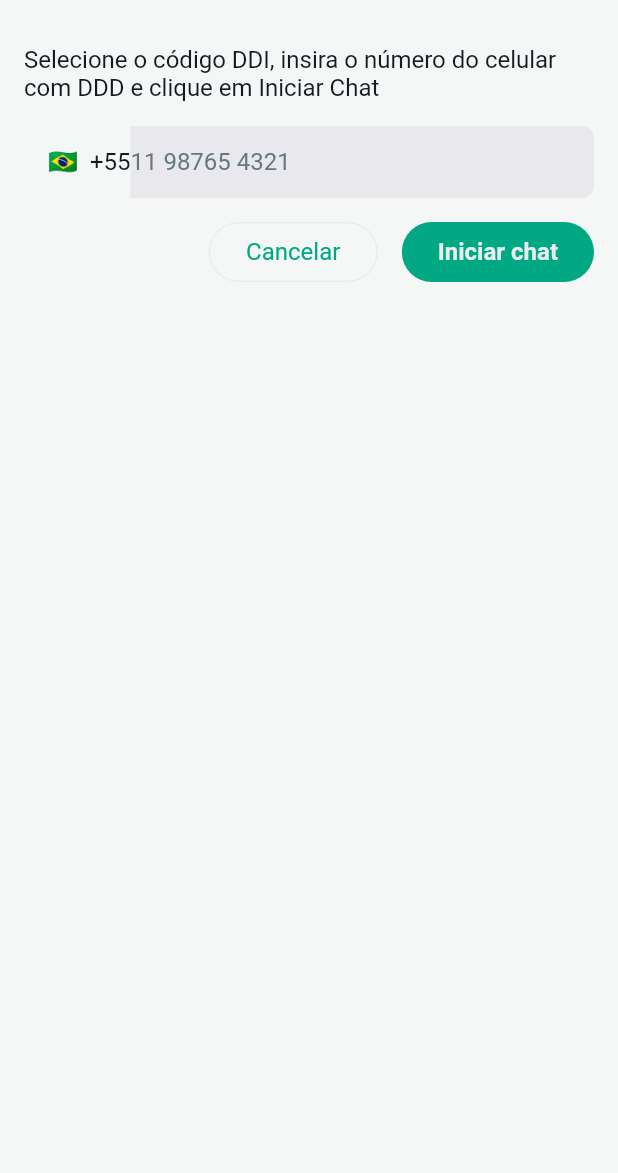
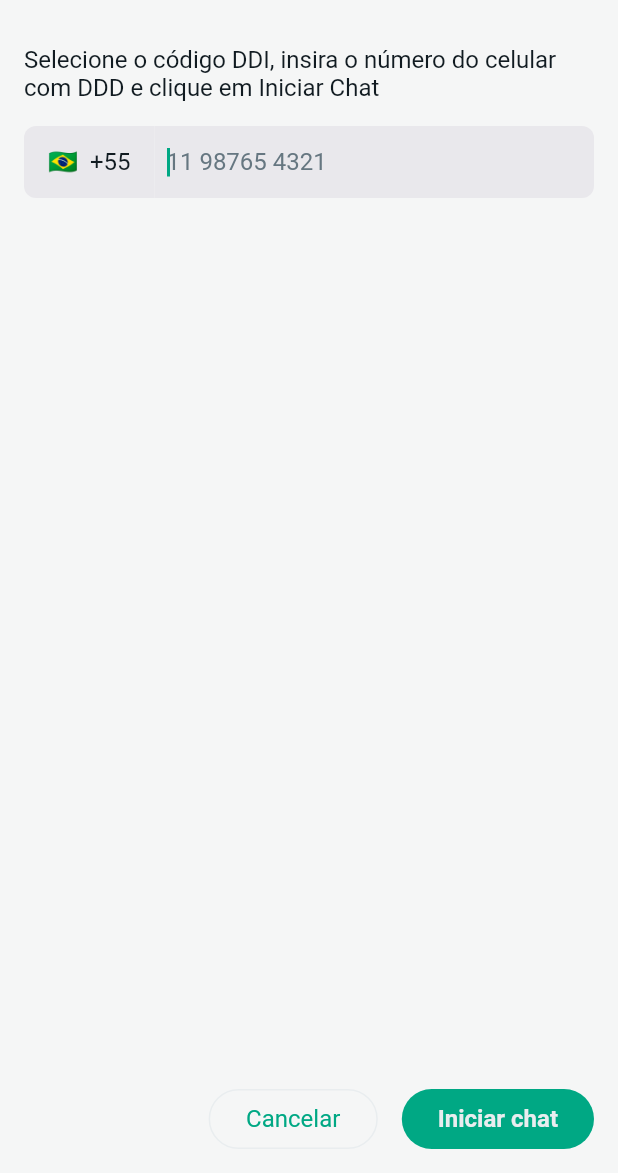
Before and after one commit to csbs1985/direct_app, a Flutter app: the screen it shows after launch, on a phone screen of 412 x 824 dp, the part 63-1236 px from its top. Run offline on Flutter 3.47's test engine with Material 2 defaults, Android fonts, the phone set to English and light mode, and no system bars; our stand-ins replace go_router, modal_bottom_sheet; missing offline and left inert: m_toast.

```diff
--- a/lib/appbar/inicio_appbar.dart
+++ b/lib/appbar/inicio_appbar.dart
@@ -1,6 +1,8 @@
 import 'package:direct_app/button/icone_button.dart';
+import 'package:direct_app/class/routes_class.dart';
 import 'package:direct_app/config/constant_config.dart';
 import 'package:flutter/material.dart';
+import 'package:go_router/go_router.dart';
 
 class InicioAppbar extends StatefulWidget implements PreferredSizeWidget {
   const InicioAppbar({super.key});
@@ -34,7 +36,7 @@ class _InicioAppbarState extends State<InicioAppbar> {
           icone: Icons.history,
         ),
         IconeButton(
-          callback: () => {},
+          callback: () => context.push(RoutesEnum.DOAR.value),
           icone: Icons.favorite_border,
         ),
       ],
--- a/lib/button/bandeira_button.dart
+++ b/lib/button/bandeira_button.dart
@@ -2,6 +2,7 @@ import 'package:direct_app/config/value_notifier_config.dart';
 import 'package:direct_app/modal/ddi_modal.dart';
 import 'package:direct_app/model/ddi_model.dart';
 import 'package:direct_app/text/texto_text.dart';
+import 'package:direct_app/theme/ui_borda.dart';
 import 'package:direct_app/theme/ui_cor.dart';
 import 'package:direct_app/theme/ui_tamanho.dart';
 import 'package:flutter/material.dart';
@@ -36,10 +37,13 @@ class _BandeiraButtonState extends State<BandeiraButton> {
       onTap: () => _abrirModal(context),
       child: Container(
         height: UiTamanho.input,
-        padding: const EdgeInsets.fromLTRB(16, 0, 0, 0),
-        color: isPressed
-            ? Theme.of(context).colorScheme.secondary
-            : Colors.transparent,
+        padding: const EdgeInsets.fromLTRB(16, 0, 16, 0),
+        decoration: BoxDecoration(
+          color: isPressed == true
+              ? UiCor.principal
+              : Theme.of(context).colorScheme.onPrimaryContainer,
+          borderRadius: UiBorda.celularButton,
+        ),
         child: ValueListenableBuilder(
           valueListenable: currentDdi,
           builder: (BuildContext context, DdiModel ddi, _) {
--- a/lib/button/segundo_button.dart
+++ b/lib/button/segundo_button.dart
@@ -28,7 +28,7 @@ class _SegundoButtonState extends State<SegundoButton> {
       onTapDown: (_) => setState(() => isPressed = true),
       onTapUp: (_) => setState(() => isPressed = false),
       onTapCancel: () => setState(() => isPressed = false),
-      onTap: () => widget._callback,
+      onTap: () => widget._callback(),
       child: Container(
         height: UiTamanho.botao,
         padding: const EdgeInsets.symmetric(horizontal: 24),
--- /dev/null
+++ b/lib/class/routes_class.dart
@@ -0,0 +1,31 @@
+import 'package:flutter/material.dart';
+import 'package:go_router/go_router.dart';
+
+CustomTransitionPage transicaoPaginas<T>({
+  required BuildContext context,
+  required GoRouterState state,
+  required Widget child,
+}) {
+  return CustomTransitionPage(
+    key: state.pageKey,
+    child: child,
+    transitionDuration: const Duration(milliseconds: 300),
+    transitionsBuilder: (context, animation, secondaryAnimation, child) =>
+        SlideTransition(
+      position: Tween<Offset>(
+        begin: const Offset(1, 0),
+        end: const Offset(0, 0),
+      ).animate(animation),
+      child: child,
+    ),
+  );
+}
+
+enum RoutesEnum {
+  DOAR('/doar'),
+  HISTORICO('/historico'),
+  INICIO('/inicio');
+
+  final String value;
+  const RoutesEnum(this.value);
+}
--- /dev/null
+++ b/lib/config/routes_config.dart
@@ -0,0 +1,36 @@
+import 'package:direct_app/class/routes_class.dart';
+import 'package:direct_app/page/doar_page.dart';
+import 'package:direct_app/page/historico_page.dart';
+import 'package:direct_app/page/inicio_page.dart';
+import 'package:go_router/go_router.dart';
+
+final GoRouter routes = GoRouter(
+  debugLogDiagnostics: true,
+  initialLocation: RoutesEnum.INICIO.value,
+  routes: [
+    GoRoute(
+      path: RoutesEnum.DOAR.value,
+      pageBuilder: (context, state) => transicaoPaginas(
+        context: context,
+        state: state,
+        child: const DoarPage(),
+      ),
+    ),
+    GoRoute(
+      path: RoutesEnum.HISTORICO.value,
+      pageBuilder: (context, state) => transicaoPaginas(
+        context: context,
+        state: state,
+        child: const HistoricoPage(),
+      ),
+    ),
+    GoRoute(
+      path: RoutesEnum.INICIO.value,
+      pageBuilder: (context, state) => transicaoPaginas(
+        context: context,
+        state: state,
+        child: const InicioPage(),
+      ),
+    ),
+  ],
+);
--- a/lib/input/celular_input.dart
+++ b/lib/input/celular_input.dart
@@ -1,5 +1,5 @@
 import 'package:direct_app/class/ddi_class.dart';
-import 'package:direct_app/theme/ui_outline.dart';
+import 'package:direct_app/theme/ui_borda.dart';
 import 'package:direct_app/theme/ui_texto.dart';
 import 'package:flutter/material.dart';
 import 'package:flutter/services.dart';
@@ -38,7 +38,7 @@ class CelularInput extends StatelessWidget {
   Widget build(BuildContext context) {
     return SizedBox(
       child: TextFormField(
-        autofocus: autoFocus!,
+        autofocus: true,
         controller: controller,
         expands: expands!,
         focusNode: focusNode,
@@ -62,13 +62,10 @@ class CelularInput extends StatelessWidget {
           fillColor: Theme.of(context).colorScheme.onPrimaryContainer,
           hintStyle: Theme.of(context).textTheme.displaySmall,
           errorStyle: UiTexto.erro,
-          contentPadding: const EdgeInsets.symmetric(
-            horizontal: 0,
-            vertical: 8,
-          ),
-          border: UiOutline.celularInput,
-          enabledBorder: UiOutline.celularInput,
-          focusedBorder: UiOutline.celularInput,
+          contentPadding: const EdgeInsets.fromLTRB(8, 0, 8, 0),
+          border: UiBorda.celularInput,
+          enabledBorder: UiBorda.celularInput,
+          focusedBorder: UiBorda.celularInput,
         ),
       ),
     );
--- a/lib/main.dart
+++ b/lib/main.dart
@@ -1,4 +1,4 @@
-import 'package:direct_app/page/inicio_page.dart';
+import 'package:direct_app/config/routes_config.dart';
 import 'package:direct_app/theme/ui_tema.dart';
 import 'package:flutter/material.dart';
 
@@ -16,11 +16,13 @@ class MyApp extends StatefulWidget {
 class _MyAppState extends State<MyApp> {
   @override
   Widget build(BuildContext context) {
-    return MaterialApp(
+    return MaterialApp.router(
       debugShowCheckedModeBanner: false,
       theme: UiTema.tema,
       darkTheme: UiTema.temaEscuro,
-      home: const InicioPage(),
+      routerDelegate: routes.routerDelegate,
+      routeInformationParser: routes.routeInformationParser,
+      routeInformationProvider: routes.routeInformationProvider,
     );
   }
 }
--- a/lib/mixin/validator_mixin.dart
+++ b/lib/mixin/validator_mixin.dart
@@ -7,7 +7,7 @@ mixin ValidatorMixin {
   }
 
   String? tamanhoCelular(String value) {
-    if (value.length != 15) return CELULAR_TAMANHO;
+    if (value.length != 15) return CELULAR_INVALIDO;
     return null;
   }
 
--- a/lib/page/inicio_page.dart
+++ b/lib/page/inicio_page.dart
@@ -7,7 +7,6 @@ import 'package:direct_app/config/constant_config.dart';
 import 'package:direct_app/config/value_notifier_config.dart';
 import 'package:direct_app/input/celular_input.dart';
 import 'package:direct_app/mixin/validator_mixin.dart';
-import 'package:direct_app/model/ddi_model.dart';
 import 'package:direct_app/text/texto_text.dart';
 import 'package:flutter/material.dart';
 import 'package:url_launcher/url_launcher.dart';
@@ -22,13 +21,14 @@ class InicioPage extends StatefulWidget {
 class _InicioPageState extends State<InicioPage> with ValidatorMixin {
   final DdiClass _ddiClass = DdiClass();
   final GlobalKey<FormState> _formKey = GlobalKey<FormState>();
+  final TextEditingController _controller = TextEditingController();
 
-  String phoneNumber = "11 979837936";
+  String telefone = "";
 
   void _iniciarChat() async {
     if (_formKey.currentState!.validate()) {
       final String numeroFomatado =
-          _ddiClass.limparDdi(currentDdi.value.ddi + phoneNumber);
+          _ddiClass.limparDdi(currentDdi.value.ddi + telefone);
       Uri url = Uri.parse('whatsapp://send?phone=$numeroFomatado');
 
       if (!await launchUrl(url)) {
@@ -37,10 +37,16 @@ class _InicioPageState extends State<InicioPage> with ValidatorMixin {
     }
   }
 
+  void _limparNumero() {
+    setState(() {
+      telefone = "";
+      _controller.clear();
+    });
+  }
+
   @override
   Widget build(BuildContext context) {
     return Scaffold(
-      backgroundColor: Theme.of(context).colorScheme.background,
       appBar: const InicioAppbar(),
       body: SingleChildScrollView(
         child: Container(
@@ -52,18 +58,13 @@ class _InicioPageState extends State<InicioPage> with ValidatorMixin {
               Form(
                 key: _formKey,
                 child: Row(
-                  mainAxisAlignment: MainAxisAlignment.center,
+                  crossAxisAlignment: CrossAxisAlignment.start,
                   children: [
-                    ValueListenableBuilder(
-                      valueListenable: currentDdi,
-                      builder: (BuildContext context, DdiModel ddi, _) {
-                        return const BandeiraButton();
-                      },
-                    ),
+                    const BandeiraButton(),
                     Expanded(
                       child: CelularInput(
-                        callback: (value) =>
-                            setState(() => phoneNumber = value),
+                        controller: _controller,
+                        callback: (value) => setState(() => telefone = value),
                         hintText: INICIO_HINT,
                         keyboardType: TextInputType.phone,
                         validator: (value) => combinarValidacao([
@@ -75,12 +76,17 @@ class _InicioPageState extends State<InicioPage> with ValidatorMixin {
                   ],
                 ),
               ),
-              const SizedBox(height: 16),
-              Row(
+            ],
+          ),
+        ),
+      ),
+      bottomSheet: Container(
+        padding: const EdgeInsets.fromLTRB(0, 0, 16, 16),
+        child: Row(
           mainAxisAlignment: MainAxisAlignment.end,
           children: [
             SegundoButton(
-                    callback: () => {},
+              callback: () => _limparNumero(),
               texto: CANCELAR,
             ),
             const SizedBox(width: 16),
@@ -90,9 +96,6 @@ class _InicioPageState extends State<InicioPage> with ValidatorMixin {
             ),
           ],
         ),
-            ],
-          ),
-        ),
       ),
     );
   }
--- a/lib/theme/ui_borda.dart
+++ b/lib/theme/ui_borda.dart
@@ -1,5 +1,24 @@
+import 'package:flutter/material.dart';
+
 class UiBorda {
   static const double circulo = 400;
   static const double quadrada = 0;
   static const double arredondada = 8;
+
+  static OutlineInputBorder celularInput = const OutlineInputBorder(
+    borderSide: BorderSide.none,
+    borderRadius: BorderRadius.only(
+      topLeft: Radius.circular(UiBorda.quadrada),
+      topRight: Radius.circular(UiBorda.arredondada),
+      bottomRight: Radius.circular(UiBorda.arredondada),
+      bottomLeft: Radius.circular(UiBorda.quadrada),
+    ),
+  );
+
+  static BorderRadius celularButton = const BorderRadius.only(
+    topLeft: Radius.circular(UiBorda.arredondada),
+    topRight: Radius.circular(UiBorda.quadrada),
+    bottomRight: Radius.circular(UiBorda.quadrada),
+    bottomLeft: Radius.circular(UiBorda.arredondada),
+  );
 }
--- a/lib/theme/ui_cor.dart
+++ b/lib/theme/ui_cor.dart
@@ -31,6 +31,8 @@ class UiCor {
 
   static const Color principal = Color(0xFF00A884);
 
+  static const Color sucesso = Color(0xFF00A884);
+
   static const Color texto = Color(0xFF111b21);
   static const Color textoEscuro = Color(0xffe9edef);
 }
--- a/lib/theme/ui_outline.dart
+++ /dev/null
@@ -1,14 +0,0 @@
-import 'package:direct_app/theme/ui_borda.dart';
-import 'package:flutter/material.dart';
-
-class UiOutline {
-  static OutlineInputBorder celularInput = const OutlineInputBorder(
-    borderSide: BorderSide.none,
-    borderRadius: BorderRadius.only(
-      topLeft: Radius.circular(UiBorda.quadrada),
-      topRight: Radius.circular(UiBorda.arredondada),
-      bottomRight: Radius.circular(UiBorda.arredondada),
-      bottomLeft: Radius.circular(UiBorda.quadrada),
-    ),
-  );
-}
--- a/lib/theme/ui_tema.dart
+++ b/lib/theme/ui_tema.dart
@@ -11,6 +11,7 @@ class UiTema {
       elevation: 0,
     ),
     brightness: Brightness.light,
+    bottomSheetTheme: const BottomSheetThemeData(backgroundColor: UiCor.fundo),
     bottomNavigationBarTheme:
         const BottomNavigationBarThemeData(backgroundColor: UiCor.fundo),
     colorScheme: const ColorScheme.light(
@@ -19,10 +20,13 @@ class UiTema {
       onPrimaryContainer: UiCor.input,
       secondary: UiCor.icone,
       onPrimary: UiCor.borda,
+      onSecondary: UiCor.textoEscuro,
     ),
     iconTheme: const IconThemeData(color: UiCor.icone),
     navigationBarTheme: const NavigationBarThemeData(
-        backgroundColor: UiCor.fundo, elevation: 0),
+      backgroundColor: UiCor.fundo,
+      elevation: 0,
+    ),
     scaffoldBackgroundColor: UiCor.fundo,
     textTheme: const TextTheme(
       displayLarge: UiTextoClaro.titulo,
@@ -38,6 +42,8 @@ class UiTema {
       backgroundColor: Colors.transparent,
       elevation: 0,
     ),
+    bottomSheetTheme:
+        const BottomSheetThemeData(backgroundColor: UiCor.fundoEscuro),
     bottomNavigationBarTheme:
         const BottomNavigationBarThemeData(backgroundColor: UiCor.fundoEscuro),
     brightness: Brightness.dark,
@@ -47,6 +53,7 @@ class UiTema {
       onPrimaryContainer: UiCor.inputEscuro,
       secondary: UiCor.iconeEscuro,
       onPrimary: UiCor.bordaEscura,
+      onSecondary: UiCor.texto,
     ),
     iconTheme: const IconThemeData(color: UiCor.iconeEscuro),
     navigationBarTheme: const NavigationBarThemeData(
--- a/pubspec.yaml
+++ b/pubspec.yaml
@@ -11,6 +11,8 @@ dependencies:
   flutter:
     sdk: flutter
   cupertino_icons: ^1.0.2
+  go_router: ^7.1.1
+  m_toast: ^0.2.0
   modal_bottom_sheet: ^3.0.0-pre
   url_launcher: ^6.1.11
 
```
Also changed, not shown: lib/appbar/voltar_appbar.dart (added, +19 -0 lines), lib/class/toast_class.dart (added, +41 -0 lines), lib/config/constant_config.dart (+15 -0 lines), lib/page/doar_page.dart (added, +52 -0 lines), lib/page/historico_page.dart (added, +15 -0 lines), pubspec.lock. Lines whose indentation alone changed are shown as unchanged.
